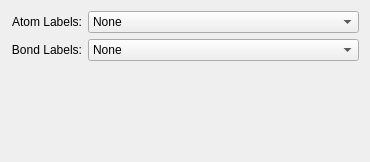
This is libavogadro/src/engines/labelsettingswidget.ui in cryos/avogadro as Qt 5 draws it before an edit. The edited form follows.
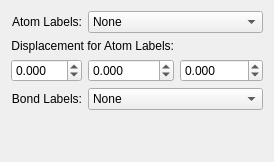
This is the edited form.

Commit message: Labels can be moved from atoms on arbitrary vector

The edit to the form file:
```diff
--- a/libavogadro/src/engines/labelsettingswidget.ui
+++ b/libavogadro/src/engines/labelsettingswidget.ui
@@ -6,7 +6,7 @@
    <rect>
     <x>0</x>
     <y>0</y>
-    <width>370</width>
+    <width>274</width>
     <height>162</height>
    </rect>
   </property>
@@ -30,7 +30,7 @@
      </property>
     </widget>
    </item>
-   <item row="0" column="1">
+   <item row="0" column="1" colspan="2">
     <widget class="QComboBox" name="atomType">
      <property name="sizePolicy">
       <sizepolicy hsizetype="Preferred" vsizetype="Fixed">
@@ -107,67 +107,7 @@
      </item>
     </widget>
    </item>
-   <item row="1" column="0">
-    <widget class="QLabel" name="label_2">
-     <property name="text">
-      <string>Bond Labels:</string>
-     </property>
-     <property name="textFormat">
-      <enum>Qt::AutoText</enum>
-     </property>
-     <property name="alignment">
-      <set>Qt::AlignRight|Qt::AlignTrailing|Qt::AlignVCenter</set>
-     </property>
-    </widget>
-   </item>
-   <item row="1" column="1">
-    <widget class="QComboBox" name="bondType">
-     <property name="sizePolicy">
-      <sizepolicy hsizetype="Preferred" vsizetype="Fixed">
-       <horstretch>1</horstretch>
-       <verstretch>0</verstretch>
-      </sizepolicy>
-     </property>
-     <property name="sizeIncrement">
-      <size>
-       <width>1</width>
-       <height>0</height>
-      </size>
-     </property>
-     <property name="currentIndex">
-      <number>0</number>
-     </property>
-     <property name="modelColumn">
-      <number>0</number>
-     </property>
-     <item>
-      <property name="text">
-       <string>None</string>
-      </property>
-     </item>
-     <item>
-      <property name="text">
-       <string>Bond length</string>
-      </property>
-     </item>
-     <item>
-      <property name="text">
-       <string>Bond number</string>
-      </property>
-     </item>
-     <item>
-      <property name="text">
-       <string>Bond order</string>
-      </property>
-     </item>
-     <item>
-      <property name="text">
-       <string>Unique ID</string>
-      </property>
-     </item>
-    </widget>
-   </item>
-   <item row="2" column="1">
+   <item row="5" column="1">
     <spacer>
      <property name="orientation">
       <enum>Qt::Vertical</enum>
@@ -180,6 +120,133 @@
      </property>
     </spacer>
    </item>
+   <item row="2" column="0" colspan="2">
+    <widget class="QLabel" name="originLabel">
+     <property name="enabled">
+      <bool>true</bool>
+     </property>
+     <property name="text">
+      <string>Displacement for Atom Labels:</string>
+     </property>
+     <property name="textFormat">
+      <enum>Qt::AutoText</enum>
+     </property>
+     <property name="alignment">
+      <set>Qt::AlignRight|Qt::AlignTrailing|Qt::AlignVCenter</set>
+     </property>
+    </widget>
+   </item>
+   <item row="3" column="0">
+    <widget class="QDoubleSpinBox" name="xDisplSpinBox">
+     <property name="enabled">
+      <bool>true</bool>
+     </property>
+     <property name="decimals">
+      <number>3</number>
+     </property>
+     <property name="minimum">
+      <double>-99.989999999999995</double>
+     </property>
+     <property name="singleStep">
+      <double>0.020000000000000</double>
+     </property>
+     <property name="value">
+      <double>0.000000000000000</double>
+     </property>
+    </widget>
+   </item>
+   <item row="3" column="1">
+    <widget class="QDoubleSpinBox" name="yDisplSpinBox">
+     <property name="enabled">
+      <bool>true</bool>
+     </property>
+     <property name="decimals">
+      <number>3</number>
+     </property>
+     <property name="minimum">
+      <double>-99.989999999999995</double>
+     </property>
+     <property name="singleStep">
+      <double>0.020000000000000</double>
+     </property>
+    </widget>
+   </item>
+   <item row="3" column="2">
+    <widget class="QDoubleSpinBox" name="zDisplSpinBox">
+     <property name="enabled">
+      <bool>true</bool>
+     </property>
+     <property name="decimals">
+      <number>3</number>
+     </property>
+     <property name="minimum">
+      <double>-99.989999999999995</double>
+     </property>
+     <property name="singleStep">
+      <double>0.020000000000000</double>
+     </property>
+    </widget>
+   </item>
+   <item row="4" column="0">
+    <widget class="QLabel" name="label_2">
+     <property name="text">
+      <string>Bond Labels:</string>
+     </property>
+     <property name="textFormat">
+      <enum>Qt::AutoText</enum>
+     </property>
+     <property name="alignment">
+      <set>Qt::AlignRight|Qt::AlignTrailing|Qt::AlignVCenter</set>
+     </property>
+    </widget>
+   </item>
+   <item row="4" column="1" colspan="2">
+    <widget class="QComboBox" name="bondType">
+     <property name="sizePolicy">
+      <sizepolicy hsizetype="Preferred" vsizetype="Fixed">
+       <horstretch>1</horstretch>
+       <verstretch>0</verstretch>
+      </sizepolicy>
+     </property>
+     <property name="sizeIncrement">
+      <size>
+       <width>1</width>
+       <height>0</height>
+      </size>
+     </property>
+     <property name="currentIndex">
+      <number>0</number>
+     </property>
+     <property name="modelColumn">
+      <number>0</number>
+     </property>
+     <item>
+      <property name="text">
+       <string>None</string>
+      </property>
+     </item>
+     <item>
+      <property name="text">
+       <string>Bond length</string>
+      </property>
+     </item>
+     <item>
+      <property name="text">
+       <string>Bond number</string>
+      </property>
+     </item>
+     <item>
+      <property name="text">
+       <string>Bond order</string>
+      </property>
+     </item>
+     <item>
+      <property name="text">
+       <string>Unique ID</string>
+      </property>
+     </item>
+    </widget>
+   </item>
   </layout>
  </widget>
  <resources/>
```
The commit also changes 2 other files.
